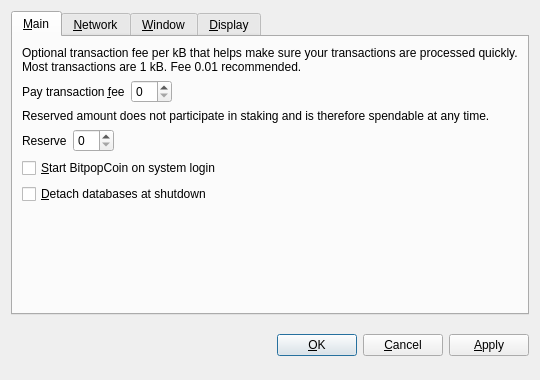
Old version of the form src/qt/forms/optionsdialog.ui in the repository RNGcoin/BitpopCoin.
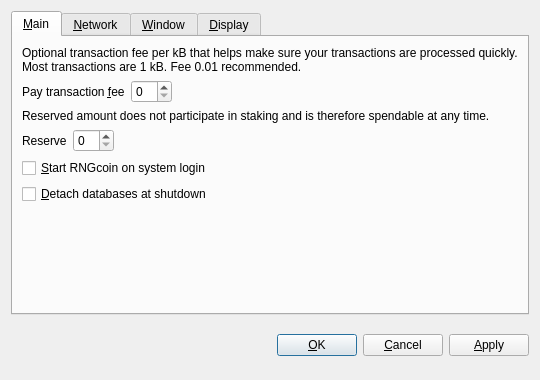
New version of the form. Custom widgets are drawn as their Qt base class.

Diff of the .ui file:
```diff
--- a/src/qt/forms/optionsdialog.ui
+++ b/src/qt/forms/optionsdialog.ui
@@ -128,7 +128,7 @@
           <string>Automatically start BitpopCoin after logging in to the system.</string>
          </property>
          <property name="text">
-          <string>&amp;Start BitpopCoin on system login</string>
+          <string>&amp;Start RNGcoin on system login</string>
          </property>
         </widget>
        </item>
```
Left out of the diff: 10 changed lines with no effect on the pictures.
